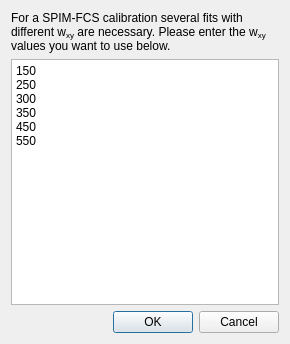
Qt form plugins/imfcsfit/imfcscalibrationdialog.ui (jkriege2/QuickFit3) before a commit.
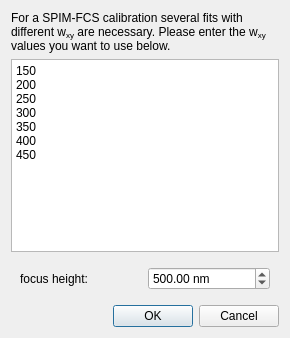
The same form after that commit. Icons and pictures are not drawn.

```diff
--- a/plugins/imfcsfit/imfcscalibrationdialog.ui
+++ b/plugins/imfcsfit/imfcscalibrationdialog.ui
@@ -7,7 +7,7 @@
     <x>0</x>
     <y>0</y>
     <width>290</width>
-    <height>344</height>
+    <height>338</height>
    </rect>
   </property>
   <property name="windowTitle">
@@ -36,14 +36,47 @@
     <widget class="QPlainTextEdit" name="edtValues">
      <property name="plainText">
       <string>150
+200
 250
 300
 350
-450
-550</string>
+400
+450</string>
      </property>
     </widget>
    </item>
+   <item>
+    <widget class="QWidget" name="horizontalWidget" native="true">
+     <property name="minimumSize">
+      <size>
+       <width>0</width>
+       <height>10</height>
+      </size>
+     </property>
+     <layout class="QHBoxLayout" name="horizontalLayout">
+      <item>
+       <widget class="QLabel" name="label_2">
+        <property name="text">
+         <string>focus height:</string>
+        </property>
+       </widget>
+      </item>
+      <item>
+       <widget class="QDoubleSpinBox" name="spinFocusHeight">
+        <property name="suffix">
+         <string> nm</string>
+        </property>
+        <property name="maximum">
+         <double>100000.000000000000000</double>
+        </property>
+        <property name="value">
+         <double>500.000000000000000</double>
+        </property>
+       </widget>
+      </item>
+     </layout>
+    </widget>
+   </item>
    <item>
     <widget class="QDialogButtonBox" name="buttonBox">
      <property name="orientation">
```
